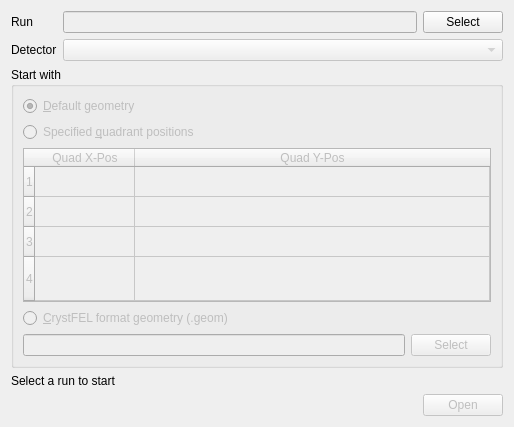
The window that geoAssembler/qt/editor/start.ui (European-XFEL/geoAssembler) describes before a commit, drawn with Qt 5.
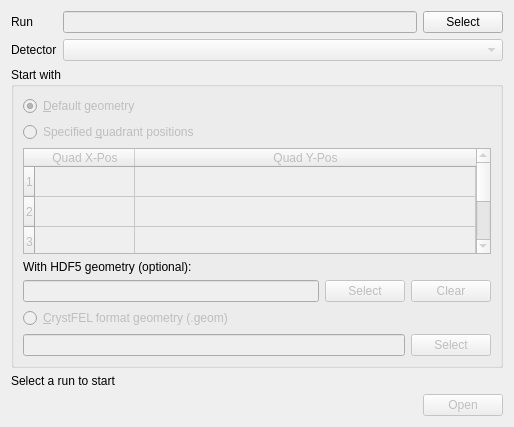
The same window after the commit.

Commit message: Allow loading DSSC & LPD HDF5 geometry files

```diff
--- a/geoAssembler/qt/editor/start.ui
+++ b/geoAssembler/qt/editor/start.ui
@@ -138,6 +138,44 @@
         </column>
        </widget>
       </item>
+      <item>
+       <widget class="QLabel" name="label_h5_geom">
+        <property name="text">
+         <string>With HDF5 geometry (optional):</string>
+        </property>
+       </widget>
+      </item>
+      <item>
+       <layout class="QHBoxLayout" name="horizontalLayout_3">
+        <item>
+         <widget class="QLineEdit" name="edit_h5_path">
+          <property name="enabled">
+           <bool>false</bool>
+          </property>
+         </widget>
+        </item>
+        <item>
+         <widget class="QPushButton" name="button_open_h5">
+          <property name="enabled">
+           <bool>false</bool>
+          </property>
+          <property name="text">
+           <string>Select</string>
+          </property>
+         </widget>
+        </item>
+        <item>
+         <widget class="QPushButton" name="button_clear_h5">
+          <property name="enabled">
+           <bool>false</bool>
+          </property>
+          <property name="text">
+           <string>Clear</string>
+          </property>
+         </widget>
+        </item>
+       </layout>
+      </item>
       <item>
        <widget class="QRadioButton" name="rb_geom_cfel">
         <property name="enabled">
```
The commit also changes 1 other file.
